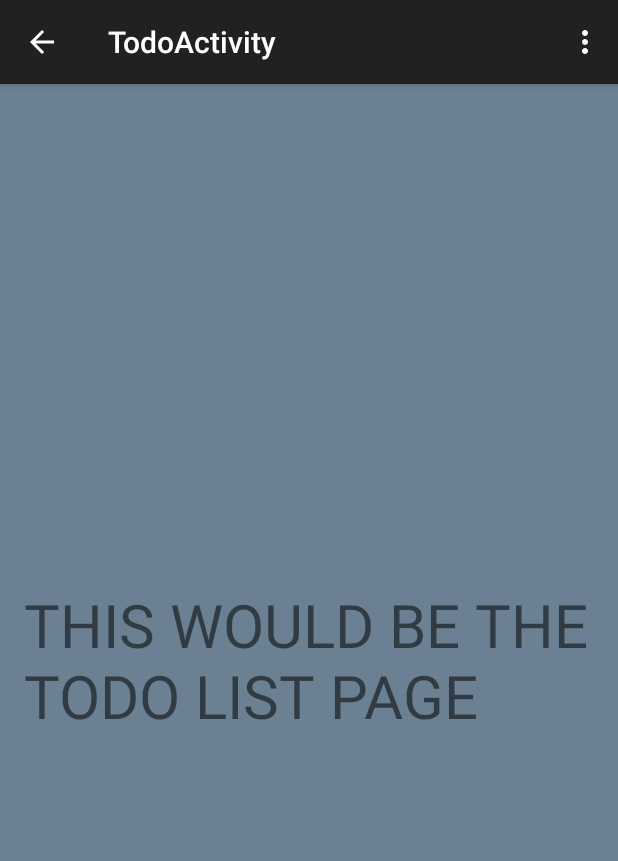
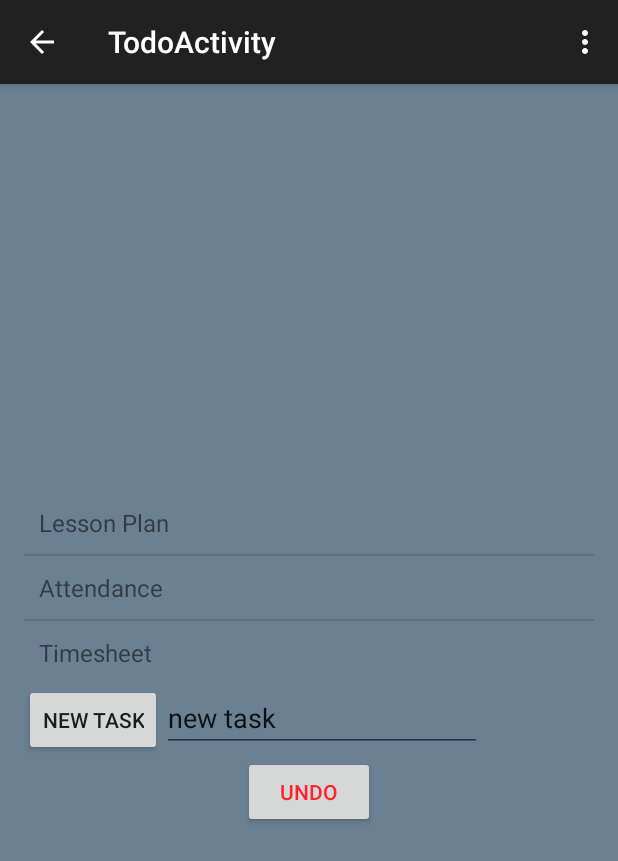
Before and after one commit to J0315C-human/SIborg, an Android app: the TodoActivity screen opened directly, with no data from a screen before it, on a phone screen of 412 x 824 dp. Shown: the top 861 px of the screen. Run offline under Robolectric (Android 15) with nearby library versions, the phone set to English and light mode, and no system bars; libraries missing offline, so code that uses them is left out: junit.framework.

Commit message:
added some pdf stuff. (itext) 2 Listview also.

```diff
--- a/app/src/main/java/joelschuman/siborg/ResourcesActivity.java
+++ b/app/src/main/java/joelschuman/siborg/ResourcesActivity.java
@@ -85,6 +85,7 @@ public class ResourcesActivity extends ActionBarActivity {
                 Paragraph par3 = new Paragraph();
                 par3.add("_________________\n_________________\n_________________\n_________________\n");
                 doc.add(par1);
+
                 doc.add(par2);
                 doc.add(par3);
                 doc.close();
@@ -93,7 +94,7 @@ public class ResourcesActivity extends ActionBarActivity {
                 e.printStackTrace();
             }
         }
-        else Log.e("Errors", "External Storage Not Read/Writeable");
+        else Log.wtf("Errors", "External Storage Not Read/Writeable");
     }
 
     @Override
--- a/app/src/main/java/joelschuman/siborg/TodoActivity.java
+++ b/app/src/main/java/joelschuman/siborg/TodoActivity.java
@@ -4,14 +4,40 @@ import android.support.v7.app.ActionBarActivity;
 import android.os.Bundle;
 import android.view.Menu;
 import android.view.MenuItem;
+import android.view.View;
+import android.widget.ArrayAdapter;
+import android.widget.ListAdapter;
+import android.widget.ListView;
+import android.widget.TextView;
+
+import junit.framework.Assert;
+
+import java.util.ArrayList;
+import java.util.Arrays;
 
 
 public class TodoActivity extends ActionBarActivity {
+
+    private ListView todoListView;
+    private ArrayAdapter<String> listAdapter;
+    private String tempNewTask;
 
     @Override
     protected void onCreate(Bundle savedInstanceState) {
         super.onCreate(savedInstanceState);
         setContentView(R.layout.activity_todo);
+
+        ArrayList<String> tasksList = new ArrayList<String>();
+        todoListView = (ListView) findViewById( R.id.todoListView );
+
+        String[] tasks = new String[] { "Lesson Plan", "Attendance", "Timesheet"};
+
+
+        tasksList.addAll( Arrays.asList(tasks));
+
+        listAdapter = new ArrayAdapter<String>(this, R.layout.todo_row, tasksList);
+
+        todoListView.setAdapter(listAdapter);
     }
 
 
@@ -36,4 +62,28 @@ public class TodoActivity extends ActionBarActivity {
 
         return super.onOptionsItemSelected(item);
     }
+
+    public void onClickEnterTask(View arg0) {
+        Assert.assertNotNull(arg0);
+        // Get string entered
+        TextView newTask = (TextView) findViewById(R.id.enter_name);
+        // Add string to underlying data structure
+        tempNewTask = newTask.getText().toString();
+    }
+
+
+    public void onClickAddNewTask(View v){
+
+        //Make sure the new task has text
+        Assert.assertNotNull(tempNewTask);
+
+        listAdapter.add(tempNewTask);
+
+    }
+
+    public void onClickRemoveLast(View v){
+
+        Assert.assertFalse(listAdapter.isEmpty());
+        listAdapter.remove(tempNewTask);
+    }
 }
--- a/app/src/main/res/layout/activity_todo.xml
+++ b/app/src/main/res/layout/activity_todo.xml
@@ -9,9 +9,44 @@
     android:gravity="center_vertical"
     android:background="#ff6b8092">
 
-    <TextView
+
+    <ListView android:layout_width="fill_parent"
+        android:layout_height="wrap_content"
+        android:id="@+id/todoListView">
+    </ListView>
+
+    <LinearLayout
+        android:layout_width="fill_parent"
+        android:layout_height="wrap_content"
+        android:orientation="horizontal">
+        <Button
+            android:layout_width="wrap_content"
+            android:layout_height="wrap_content"
+            android:text="@string/enter_task"
+            android:id="@+id/newTask"
+            android:layout_gravity="center"
+            android:onClick="onClickAddNewTask"/>
+
+        <EditText
+            android:layout_height="wrap_content"
+            android:layout_width="wrap_content"
+            android:inputType="textPersonName"
+            android:text="@string/enter_task"
+            android:ems="10"
+            android:id="@+id/enter_name"
+            android:layout_gravity="center_horizontal"
+            android:onClick="onClickEnterTask"
+            />
+
+    </LinearLayout>
+
+    <Button
         android:layout_width="wrap_content"
         android:layout_height="wrap_content"
-        android:text="THIS WOULD BE THE TODO LIST PAGE"
-        android:textSize="40sp"/>
+        android:text="@string/remove_task"
+        android:id="@+id/removeTask"
+        android:layout_gravity="center"
+        android:onClick="onClickRemoveLast"
+        android:textColor="#ffff212c"/>
+
 </LinearLayout>
--- /dev/null
+++ b/app/src/main/res/layout/todo_row.xml
@@ -0,0 +1,8 @@
+
+<TextView xmlns:android="http://schemas.android.com/apk/res/android"
+    android:id="@+id/rowTextView"
+    android:layout_width="fill_parent"
+    android:layout_height="wrap_content"
+    android:padding="10dp"
+    android:textSize="16sp" >
+</TextView>
--- a/app/src/main/res/values/strings.xml
+++ b/app/src/main/res/values/strings.xml
@@ -11,5 +11,6 @@
     <string name="B3">RESOURCES</string>
     <string name="enter_name">Enter your name</string>
     <string name="CreatePDFButton">Create PDF</string>
-
+    <string name="enter_task">new task</string>
+    <string name="remove_task">Undo</string>
 </resources>
```
Also changed, not shown: 2 other files.
